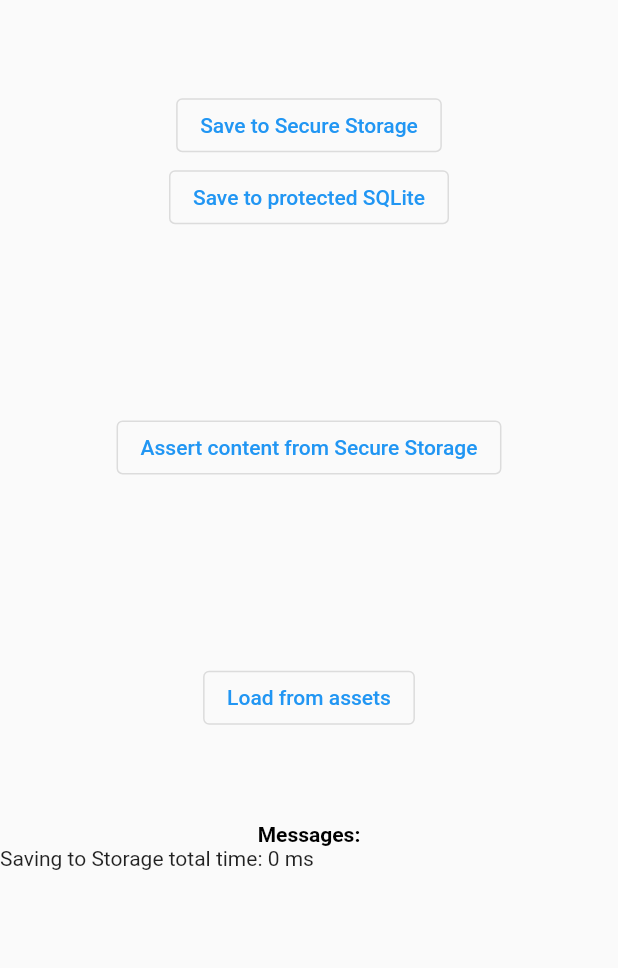
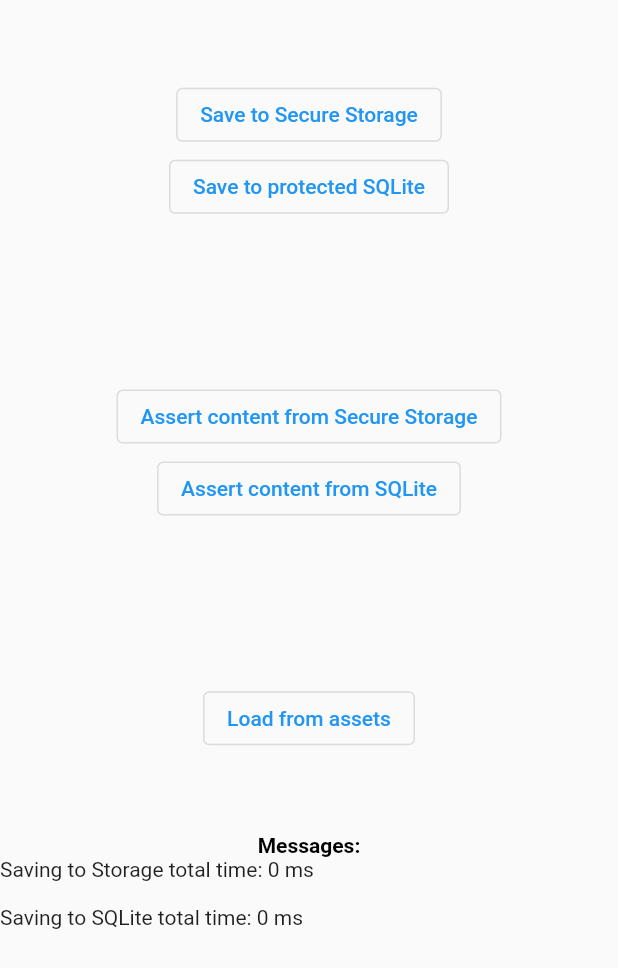
Before and after one commit to limonadev/storage_test, a Flutter app: the screen it shows after launch, after a tap on "Save to Secure Storage", after a tap on "Save to protected SQLite", on a phone screen of 412 x 824 dp. Shown: the top 968 px of the screen. Run offline on Flutter 3.47's test engine with Material 2 defaults, Android fonts, the phone set to English and light mode, and no system bars; our stand-ins replace flutter_secure_storage, sqflite_sqlcipher; accounts and stored records are empty.

Commit message:
Added SQLite save and assertion

```diff
--- a/lib/main.dart
+++ b/lib/main.dart
@@ -1,12 +1,31 @@
 import 'package:flutter/material.dart';
 import 'package:flutter/services.dart' show rootBundle;
 import 'package:flutter_secure_storage/flutter_secure_storage.dart';
+import 'package:sqflite_sqlcipher/sqflite.dart';
 
-void main() {
-  runApp(MyApp());
+void main() async {
+  WidgetsFlutterBinding.ensureInitialized();
+  final database = await openDatabase(
+    inMemoryDatabasePath,
+    onCreate: (db, v) async {
+      print('CREATION');
+      await db.execute(
+        'CREATE TABLE Test (id INTEGER PRIMARY KEY, content TEXT)',
+      );
+    },
+    password: 'PASSWORD',
+    version: 1,
+  );
+  final storage = FlutterSecureStorage();
+  runApp(MyApp(database, storage));
 }
 
 class MyApp extends StatelessWidget {
+  MyApp(this.database, this.storage);
+
+  final Database database;
+  final FlutterSecureStorage storage;
+
   @override
   Widget build(BuildContext context) {
     return MaterialApp(
@@ -15,16 +34,18 @@ class MyApp extends StatelessWidget {
         primarySwatch: Colors.blue,
         visualDensity: VisualDensity.adaptivePlatformDensity,
       ),
-      home: StoragePage(),
+      home: StoragePage(
+        database,
+        storage,
+      ),
     );
   }
 }
 
 class StoragePage extends StatefulWidget {
-  StoragePage()
-      : storage = FlutterSecureStorage(),
-        storageKey = 'CONTENT';
+  StoragePage(this.database, this.storage) : storageKey = 'CONTENT';
 
+  final Database database;
   final FlutterSecureStorage storage;
   final String storageKey;
 
@@ -34,7 +55,9 @@ class StoragePage extends StatefulWidget {
 
 class _StoragePageState extends State<StoragePage> {
   bool checkingStorage = false,
+      checkingSQLite = false,
       loadingFromAssets = false,
+      savingToSQLite = false,
       savingToStorage = false;
   String content;
   List<String> messages = [];
@@ -49,12 +72,10 @@ class _StoragePageState extends State<StoragePage> {
           children: [
             Spacer(),
             _saveToStorageWidget(),
-            OutlinedButton(
-              onPressed: () {},
-              child: Text('Save to protected SQLite'),
-            ),
+            _saveToSQLiteWidget(),
             Spacer(flex: 2),
             _assertStorageContentWidget(),
+            _assertSQLiteContentWidget(),
             Spacer(flex: 2),
             _loadFromAssetsWidget(),
             Spacer(),
@@ -83,6 +104,19 @@ class _StoragePageState extends State<StoragePage> {
         ),
       ),
     );
+  }
+
+  Widget _assertSQLiteContentWidget() {
+    Widget result;
+    if (checkingSQLite == true) {
+      result = CircularProgressIndicator();
+    } else {
+      result = OutlinedButton(
+        onPressed: _assertContentFromSQLite,
+        child: Text('Assert content from SQLite'),
+      );
+    }
+    return result;
   }
 
   Widget _assertStorageContentWidget() {
@@ -115,6 +149,19 @@ class _StoragePageState extends State<StoragePage> {
     return result;
   }
 
+  Widget _saveToSQLiteWidget() {
+    Widget result;
+    if (savingToSQLite == true) {
+      result = CircularProgressIndicator();
+    } else {
+      result = OutlinedButton(
+        onPressed: _saveContentOnSQLite,
+        child: Text('Save to protected SQLite'),
+      );
+    }
+    return result;
+  }
+
   Widget _saveToStorageWidget() {
     Widget result;
     if (savingToStorage == true) {
@@ -126,6 +173,31 @@ class _StoragePageState extends State<StoragePage> {
       );
     }
     return result;
+  }
+
+  void _assertContentFromSQLite() async {
+    setState(() {
+      checkingSQLite = true;
+    });
+
+    var start = DateTime.now();
+    var contentFromSQLite = (await widget.database.query(
+      'Test',
+      columns: ['content'],
+    ))[0]['content'];
+
+    var end = DateTime.now();
+
+    setState(() {
+      checkingSQLite = false;
+    });
+
+    _registerMessages(
+      [
+        'Retrieving content from SQLite total time: ${end.difference(start).inMilliseconds} ms',
+        'Content from file is ${content == contentFromSQLite ? 'equal to' : 'different from'} the content in SQLite',
+      ],
+    );
   }
 
   void _assertContentFromStorage() async {
@@ -169,6 +241,27 @@ class _StoragePageState extends State<StoragePage> {
     );
   }
 
+  void _saveContentOnSQLite() async {
+    setState(() {
+      savingToSQLite = true;
+    });
+
+    var start = DateTime.now();
+    await widget.database.insert(
+      'Test',
+      {'content': content},
+    );
+    var end = DateTime.now();
+
+    setState(() {
+      savingToSQLite = false;
+    });
+
+    _registerMessage(
+      'Saving to SQLite total time: ${end.difference(start).inMilliseconds} ms',
+    );
+  }
+
   void _saveContentOnStorage() async {
     setState(() {
       savingToStorage = true;
```
